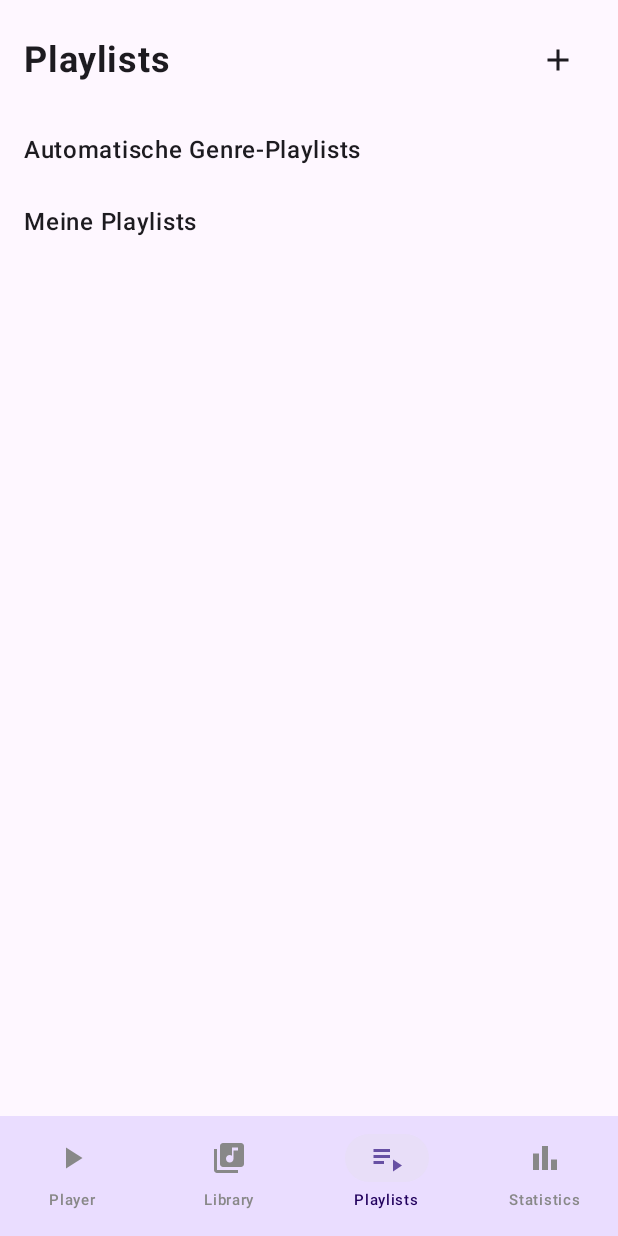
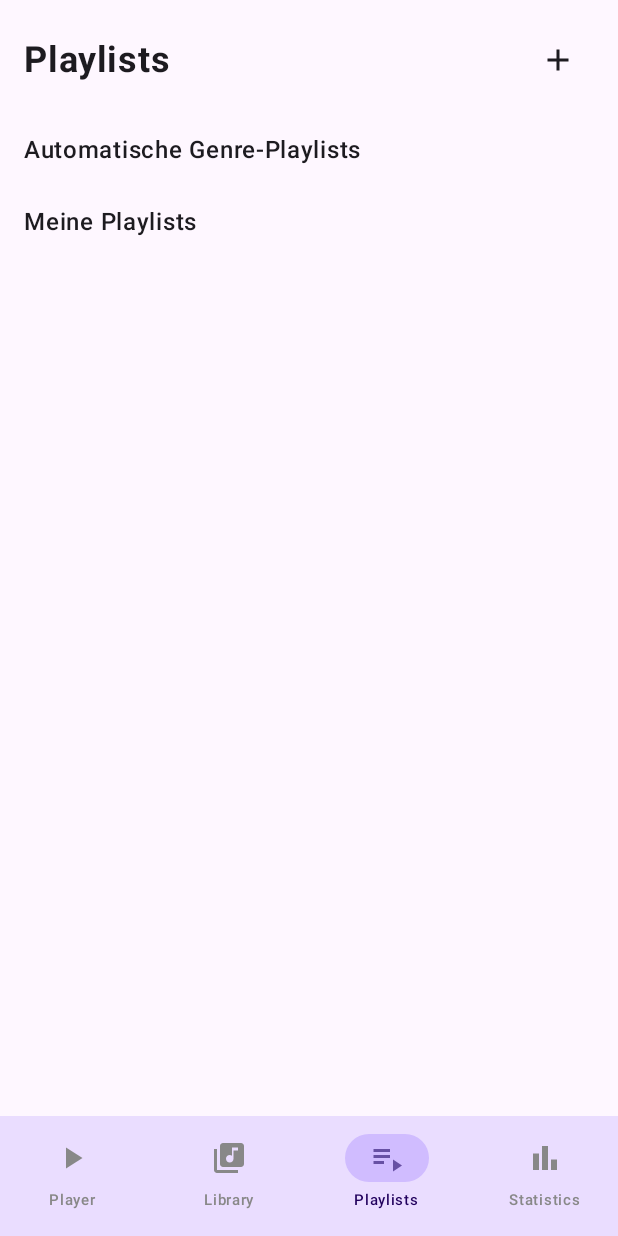
Before and after one commit to codezifer/work, an Android app built with Jetpack Compose: the screen it shows after launch (MainActivity), item 3 of the bottom bar chosen, on a phone screen of 412 x 824 dp. Run offline under Robolectric (Android 15) with nearby library versions, the phone set to English and light mode, and no system bars; our stand-ins replace Room's generated code; libraries missing offline, so code that uses them is left out: com.mpatric.mp3agic; 1 statement that could not run was skipped.

Commit message:
muzzic: some redesigns

```diff
--- a/Muzzic/app/src/main/java/de/carsten/android/muzzic/ui/player/BottomNavigationBar.kt
+++ b/Muzzic/app/src/main/java/de/carsten/android/muzzic/ui/player/BottomNavigationBar.kt
@@ -15,6 +15,8 @@ import androidx.compose.runtime.Composable
 import androidx.compose.ui.graphics.Color
 import androidx.compose.ui.tooling.preview.Preview
 import androidx.compose.ui.unit.sp
+import de.carsten.android.muzzic.ui.PREVIEW_DARK_MODE
+import de.carsten.android.muzzic.ui.theme.AppTheme
 
 val tabs =
     listOf(
@@ -29,6 +31,7 @@ fun BottomNavigationBar(
     currentTab: Int,
     onTabSelected: (Int) -> Unit,
 ) {
+    AppTheme {
         NavigationBar(containerColor = MaterialTheme.colorScheme.primaryContainer) {
             tabs.forEachIndexed { idx, (label, icon) ->
                 NavigationBarItem(
@@ -40,6 +43,7 @@ fun BottomNavigationBar(
                         NavigationBarItemDefaults.colors(
                             selectedIconColor = MaterialTheme.colorScheme.primary,
                             selectedTextColor = MaterialTheme.colorScheme.onPrimaryContainer,
+                            indicatorColor = MaterialTheme.colorScheme.inversePrimary,
                             unselectedIconColor = Color.Gray,
                             unselectedTextColor = Color.Gray,
                         ),
@@ -47,9 +51,10 @@ fun BottomNavigationBar(
             }
         }
     }
+}
 
 @Preview
-@Preview(name = "DarkMode", uiMode = android.content.res.Configuration.UI_MODE_NIGHT_YES)
+@Preview(uiMode = PREVIEW_DARK_MODE, name = "BottomNavigationBarPreview_Dark")
 @Composable
 fun BottomNavigationBarPreview() {
     BottomNavigationBar(1) { tab -> }
--- a/Muzzic/app/src/main/java/de/carsten/android/muzzic/ui/screens/PlayerScreen.kt
+++ b/Muzzic/app/src/main/java/de/carsten/android/muzzic/ui/screens/PlayerScreen.kt
@@ -39,6 +39,7 @@ import de.carsten.android.muzzic.persistence.entity.Song
 import de.carsten.android.muzzic.ui.gradient1Color
 import de.carsten.android.muzzic.ui.gradient2Color
 import de.carsten.android.muzzic.ui.gradient3Color
+import de.carsten.android.muzzic.ui.screens.controls.VolumeControl
 import de.carsten.android.muzzic.ui.theme.AppTheme
 import de.carsten.android.muzzic.utils.extractAlbumArt
 import de.carsten.android.muzzic.viewmodel.PlayerViewModel
@@ -154,35 +155,6 @@ fun PlayerScreenContent(
                     onNextClicked = onNextClicked,
                     onProgressChanged = onProgressChanged,
                 )
-
-                // Volume control
-                Row(
-                    modifier = Modifier.fillMaxWidth(),
-                    horizontalArrangement = Arrangement.Center,
-                    verticalAlignment = Alignment.CenterVertically,
-                ) {
-                    Icon(
-                        Icons.AutoMirrored.Filled.VolumeUp,
-                        contentDescription = volume,
-                        tint = Color.White.copy(alpha = 0.6f),
-                        modifier = Modifier.size(20.dp),
-                    )
-
-                    Slider(
-                        value = 0.75f,
-                        onValueChange = { /* Handle volume change */ },
-                        modifier =
-                            Modifier
-                                .width(120.dp)
-                                .padding(horizontal = 8.dp),
-                        colors =
-                            SliderDefaults.colors(
-                                thumbColor = MaterialTheme.colorScheme.primary,
-                                activeTrackColor = MaterialTheme.colorScheme.primary,
-                                inactiveTrackColor = MaterialTheme.colorScheme.primary.copy(alpha = 0.3f),
-                            ),
-                    )
-                }
             }
         }
     }
--- a/Muzzic/app/src/main/java/de/carsten/android/muzzic/ui/screens/PlayerScreenContext.kt
+++ b/Muzzic/app/src/main/java/de/carsten/android/muzzic/ui/screens/PlayerScreenContext.kt
@@ -43,6 +43,7 @@ import coil.compose.AsyncImage
 import coil.compose.AsyncImagePainter
 import coil.compose.rememberAsyncImagePainter
 import de.carsten.android.muzzic.R
+import de.carsten.android.muzzic.ui.screens.controls.VolumeControl
 import de.carsten.android.muzzic.ui.theme.AppTheme
 import de.carsten.android.muzzic.ui.utils.formatDuration
 import de.carsten.android.muzzic.utils.uiEmpty
@@ -244,6 +245,11 @@ fun PlayerScreenContext(
                     )
                 }
             }
+
+            Spacer(modifier = Modifier.height(24.dp))
+
+            // volume
+            VolumeControl()
         }
     }
 }
--- /dev/null
+++ b/Muzzic/app/src/main/java/de/carsten/android/muzzic/ui/screens/controls/VolumeControl.kt
@@ -0,0 +1,119 @@
+package de.carsten.android.muzzic.ui.screens.controls
+
+import android.content.BroadcastReceiver
+import android.content.Context
+import android.content.Intent
+import android.content.IntentFilter
+import android.media.AudioManager
+import androidx.compose.foundation.layout.Arrangement
+import androidx.compose.foundation.layout.Row
+import androidx.compose.foundation.layout.fillMaxWidth
+import androidx.compose.foundation.layout.padding
+import androidx.compose.foundation.layout.size
+import androidx.compose.foundation.layout.width
+import androidx.compose.material.icons.Icons
+import androidx.compose.material.icons.automirrored.filled.VolumeDown
+import androidx.compose.material.icons.automirrored.filled.VolumeUp
+import androidx.compose.material3.Icon
+import androidx.compose.material3.MaterialTheme
+import androidx.compose.material3.Slider
+import androidx.compose.material3.SliderDefaults
+import androidx.compose.runtime.Composable
+import androidx.compose.runtime.DisposableEffect
+import androidx.compose.runtime.getValue
+import androidx.compose.runtime.mutableIntStateOf
+import androidx.compose.runtime.remember
+import androidx.compose.runtime.setValue
+import androidx.compose.ui.Alignment
+import androidx.compose.ui.Modifier
+import androidx.compose.ui.graphics.Color
+import androidx.compose.ui.platform.LocalContext
+import androidx.compose.ui.res.stringResource
+import androidx.compose.ui.tooling.preview.Preview
+import androidx.compose.ui.unit.dp
+import de.carsten.android.muzzic.R
+import de.carsten.android.muzzic.ui.PREVIEW_DARK_MODE
+import de.carsten.android.muzzic.ui.theme.AppTheme
+import kotlin.math.roundToInt
+
+@Composable
+fun VolumeControl(modifier: Modifier = Modifier) {
+    AppTheme {
+        val context = LocalContext.current
+        val audioManager = context.getSystemService(Context.AUDIO_SERVICE) as AudioManager
+
+        // Aktuellen und maximalen Lautstärkewert initial auslesen
+        val initialVolume = audioManager.getStreamVolume(AudioManager.STREAM_MUSIC)
+        val maxVolume = audioManager.getStreamMaxVolume(AudioManager.STREAM_MUSIC)
+
+        // Den Zustand des Sliders verwalten
+        var volume by remember { mutableIntStateOf(initialVolume) }
+
+        // BroadcastReceiver, um auf externe Lautstärkeänderungen zu reagieren
+        // (z.B. durch die Hardware-Tasten am Gerät)
+        DisposableEffect(Unit) {
+            val receiver =
+                object : BroadcastReceiver() {
+                    override fun onReceive(
+                        context: Context,
+                        intent: Intent,
+                    ) {
+                        if (intent.action == "android.media.VOLUME_CHANGED_ACTION") {
+                            val newVolume = intent.getIntExtra("android.media.EXTRA_VOLUME_STREAM_VALUE", initialVolume)
+                            volume = newVolume
+                        }
+                    }
+                }
+            context.registerReceiver(receiver, IntentFilter("android.media.VOLUME_CHANGED_ACTION"))
+
+            onDispose {
+                context.unregisterReceiver(receiver)
+            }
+        }
+
+        Row(
+            modifier = modifier.fillMaxWidth(),
+            horizontalArrangement = Arrangement.Center,
+            verticalAlignment = Alignment.CenterVertically,
+        ) {
+            Icon(
+                Icons.AutoMirrored.Filled.VolumeDown,
+                contentDescription = stringResource(R.string.volume),
+                tint = MaterialTheme.colorScheme.onSurface,
+                modifier = Modifier.size(20.dp),
+            )
+
+            Slider(
+                value = volume.toFloat(),
+                onValueChange = { newVolume ->
+                    volume = newVolume.roundToInt()
+                    audioManager.setStreamVolume(AudioManager.STREAM_MUSIC, volume, 0)
+                },
+                valueRange = 0f..maxVolume.toFloat(), // Wertebereich an System anpassen
+                modifier = Modifier
+                        .width(150.dp) // Etwas mehr Platz für eine feinere Steuerung
+                        .padding(horizontal = 8.dp),
+                colors =
+                    SliderDefaults.colors(
+                        thumbColor = MaterialTheme.colorScheme.primary,
+                        activeTrackColor = MaterialTheme.colorScheme.primary,
+                        inactiveTrackColor = MaterialTheme.colorScheme.primary.copy(alpha = 0.3f),
+                    ),
+            )
+
+            Icon(
+                Icons.AutoMirrored.Filled.VolumeUp,
+                contentDescription = stringResource(R.string.volume),
+                tint = MaterialTheme.colorScheme.onSurface,
+                modifier = Modifier.size(20.dp),
+            )
+        }
+    }
+}
+
+@Composable
+@Preview
+@Preview(uiMode = PREVIEW_DARK_MODE, name = "VolumeControl_Dark")
+fun VolumeControlPreview() {
+    VolumeControl()
+}
--- a/Muzzic/build.gradle.kts
+++ b/Muzzic/build.gradle.kts
@@ -5,5 +5,4 @@ plugins {
     alias(libs.plugins.compose.compiler) apply false
     alias(libs.plugins.android.room) apply false
     alias(libs.plugins.ksp) apply false
-    alias(libs.plugins.ktlint) apply false
 }
```
Also changed, not shown: Muzzic/app/build.gradle.kts (+14 -12 lines), Muzzic/gradle/libs.versions.toml (+10 -12 lines), 2 other files. Lines whose indentation alone changed are shown as unchanged.
